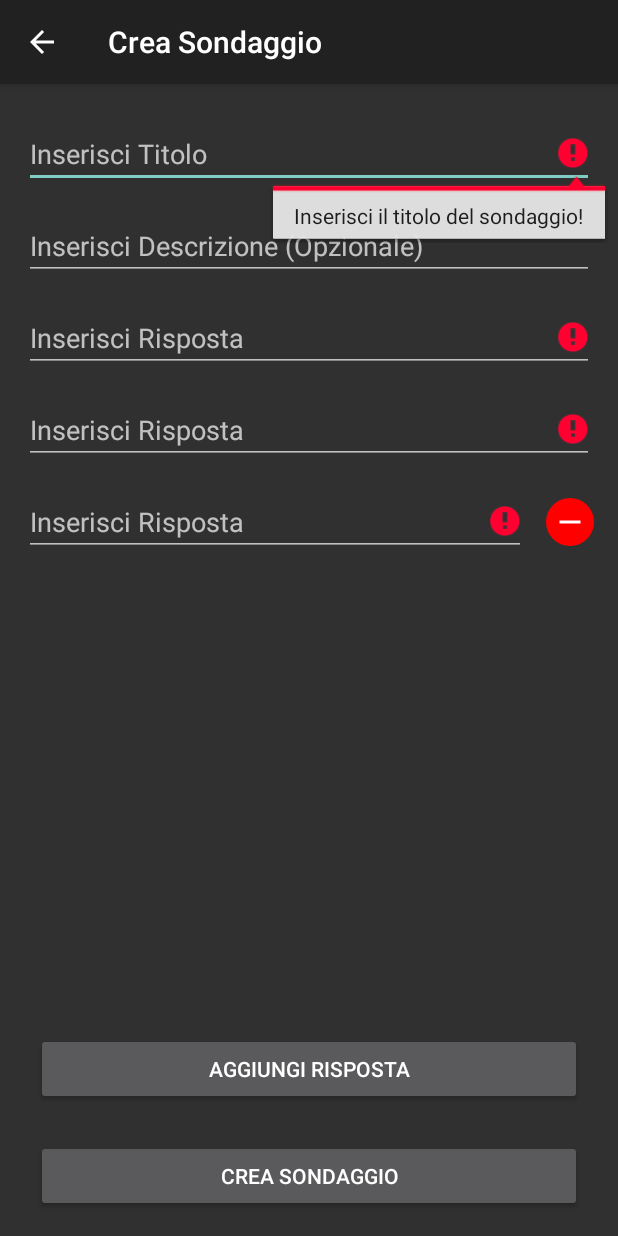
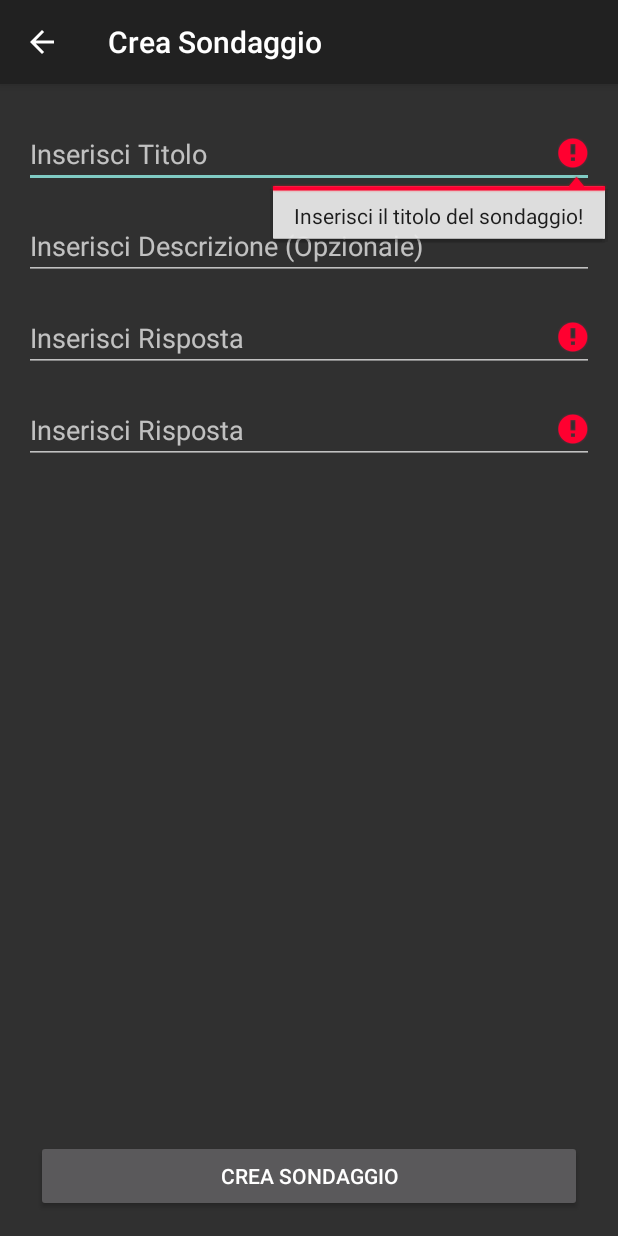
Before and after one commit to Gnagnom94/HouseworkCalendar, an Android app: the AggiuntaSondaggio screen opened directly, with no data from a screen before it, after a tap on "CREA SONDAGGIO", on a phone screen of 412 x 824 dp. Run offline under Robolectric (Android 15) with nearby library versions, the phone set to English and light mode, and no system bars; 1 other tap on this screen came first.

Commit message:
1 - Modifica schermata e funzionamento di AggiungiSondaggio. (Errori da correggere, l'applicazione crasha)

```diff
--- a/app/src/main/res/layout/content_aggiunta_sondaggio.xml
+++ b/app/src/main/res/layout/content_aggiunta_sondaggio.xml
@@ -49,7 +49,7 @@
                 android:inputType="textPersonName" />
 
             <EditText
-                android:id="@+id/editTextRsiposta2"
+                android:id="@+id/editTextRisposta2"
                 android:layout_width="match_parent"
                 android:layout_height="wrap_content"
                 android:layout_margin="8dp"
@@ -60,21 +60,6 @@
             <!--<include layout="@layout/custom_addq_layout"/>-->
         </LinearLayout>
     </ScrollView>
-
-    <Button
-        android:id="@+id/buttonAddQ"
-        android:layout_width="0dp"
-        android:layout_height="wrap_content"
-        android:layout_marginBottom="8dp"
-        android:layout_marginEnd="16dp"
-        android:layout_marginStart="16dp"
-        android:layout_marginTop="8dp"
-        android:contentDescription="Aggiungi Risposta"
-        android:text="Aggiungi Risposta"
-        app:layout_constraintBottom_toTopOf="@+id/buttonSendSurvey"
-        app:layout_constraintEnd_toEndOf="parent"
-        app:layout_constraintStart_toStartOf="parent"
-        app:layout_constraintTop_toTopOf="@+id/guideline13" />
 
     <Button
         android:id="@+id/buttonSendSurvey"
@@ -93,6 +78,6 @@
         android:layout_width="wrap_content"
         android:layout_height="wrap_content"
         android:orientation="horizontal"
-        app:layout_constraintGuide_percent="0.8" />
+        app:layout_constraintGuide_percent="0.85" />
 
 </android.support.constraint.ConstraintLayout>
--- a/app/src/main/res/layout/custom_addq_layout.xml
+++ b/app/src/main/res/layout/custom_addq_layout.xml
@@ -4,22 +4,6 @@
     xmlns:tools="http://schemas.android.com/tools"
     android:layout_width="match_parent"
     android:layout_height="wrap_content">
-
-    <ImageButton
-        android:id="@+id/removeQ"
-        style="@android:style/Widget.Material.Light.ImageButton"
-        android:layout_width="wrap_content"
-        android:layout_height="wrap_content"
-        android:layout_marginBottom="8dp"
-        android:layout_marginEnd="8dp"
-        android:layout_marginTop="8dp"
-        android:background="@drawable/rounded_button"
-        android:backgroundTint="#FFFF0000"
-        android:src="@drawable/ic_remove_black_24dp"
-        android:visibility="visible"
-        app:layout_constraintBottom_toBottomOf="parent"
-        app:layout_constraintEnd_toEndOf="parent"
-        app:layout_constraintTop_toTopOf="parent" />
 
     <EditText
         android:id="@+id/AnswerAgg"
@@ -32,15 +16,8 @@
         android:inputType="textPersonName"
         android:visibility="visible"
         app:layout_constraintBottom_toBottomOf="parent"
-        app:layout_constraintEnd_toStartOf="@+id/guideline8"
+        app:layout_constraintEnd_toEndOf="parent"
         app:layout_constraintStart_toStartOf="parent"
         app:layout_constraintTop_toTopOf="parent" />
 
-    <android.support.constraint.Guideline
-        android:id="@+id/guideline8"
-        android:layout_width="wrap_content"
-        android:layout_height="wrap_content"
-        android:orientation="vertical"
-        app:layout_constraintGuide_percent="0.885" />
-
 </android.support.constraint.ConstraintLayout>
```
Also changed, not shown: app/src/main/java/namenotfoundunica/houseworkcalendar/activity/AggiuntaSondaggio.java (+56 -29 lines), app/src/main/java/namenotfoundunica/houseworkcalendar/activity/GestioneSondaggi.java (+8 -4 lines).
